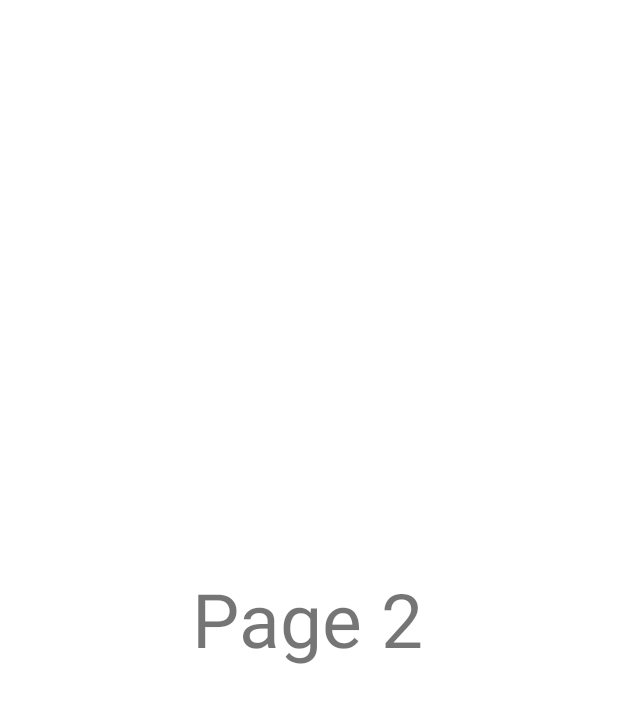
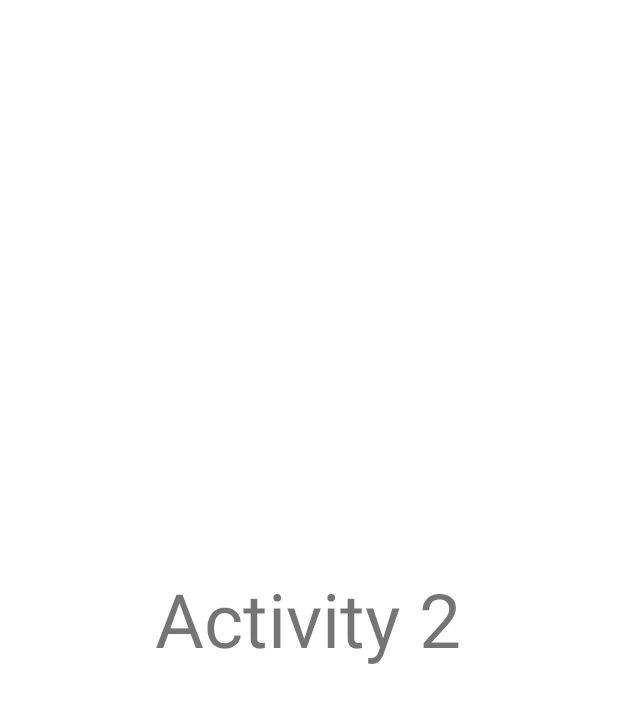
Before and after one commit to estank/Mamma-Duck-s-Revenge, an Android app: the layout activity_2.xml on its own in the app's theme, with its tools: preview values and no code run, on a phone screen of 412 x 824 dp. Shown: the top 703 px of the screen. Run offline under Robolectric (Android 15) with nearby library versions, the phone set to English and light mode, and no system bars.

Commit message:
Text change

```diff
--- a/app/src/main/res/layout/activity_2.xml
+++ b/app/src/main/res/layout/activity_2.xml
@@ -10,7 +10,7 @@
     <TextView
         android:layout_width="wrap_content"
         android:layout_height="wrap_content"
-        android:text="Page 2"
+        android:text="Activity 2"
         android:textSize="50sp"
         app:layout_constraintBottom_toBottomOf="parent"
         app:layout_constraintEnd_toEndOf="parent"
```
